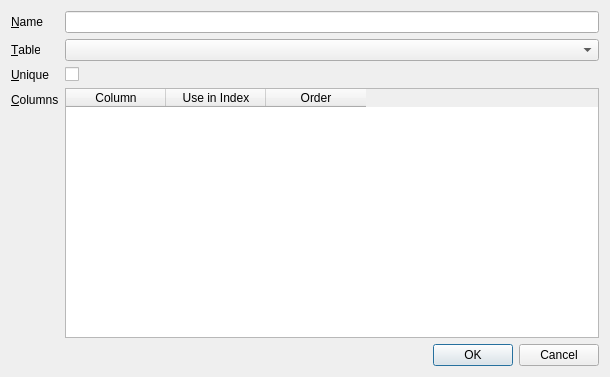
First picture: the form in src/CreateIndexDialog.ui, repository sqlitebrowser/sqlitebrowser, before the edit.
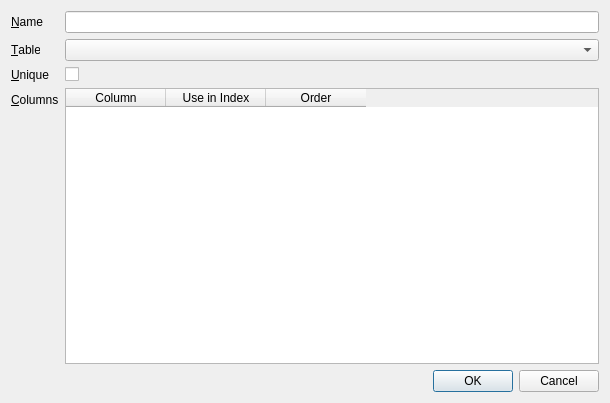
Second picture: the form after the edit. Icons and pictures are not drawn.

Commit message:
Update CreateIndex dialog and actions
- change first column size to fit the dialog width
- fix columns table not resizing on dialog resize
- fix Delete Table button losing the icon when selecting a tree header
- add create index action in the Database Structure toolbar

Related to #701

Diff of the .ui file:
```diff
--- a/src/CreateIndexDialog.ui
+++ b/src/CreateIndexDialog.ui
@@ -7,7 +7,7 @@
     <x>0</x>
     <y>0</y>
     <width>610</width>
-    <height>342</height>
+    <height>403</height>
    </rect>
   </property>
   <property name="windowTitle">
@@ -20,6 +20,12 @@
   <layout class="QVBoxLayout" name="verticalLayout">
    <item>
     <layout class="QFormLayout" name="formLayout">
+     <property name="fieldGrowthPolicy">
+      <enum>QFormLayout::AllNonFixedFieldsGrow</enum>
+     </property>
+     <property name="formAlignment">
+      <set>Qt::AlignLeading|Qt::AlignLeft|Qt::AlignTop</set>
+     </property>
      <item row="0" column="0">
       <widget class="QLabel" name="labelIndexName">
        <property name="text">
@@ -45,6 +51,12 @@
      </item>
      <item row="3" column="1">
       <widget class="QTableWidget" name="tableIndexColumns">
+       <property name="sizePolicy">
+        <sizepolicy hsizetype="MinimumExpanding" vsizetype="MinimumExpanding">
+         <horstretch>0</horstretch>
+         <verstretch>1</verstretch>
+        </sizepolicy>
+       </property>
        <property name="minimumSize">
         <size>
          <width>0</width>
```
The commit also changes 3 other files.
